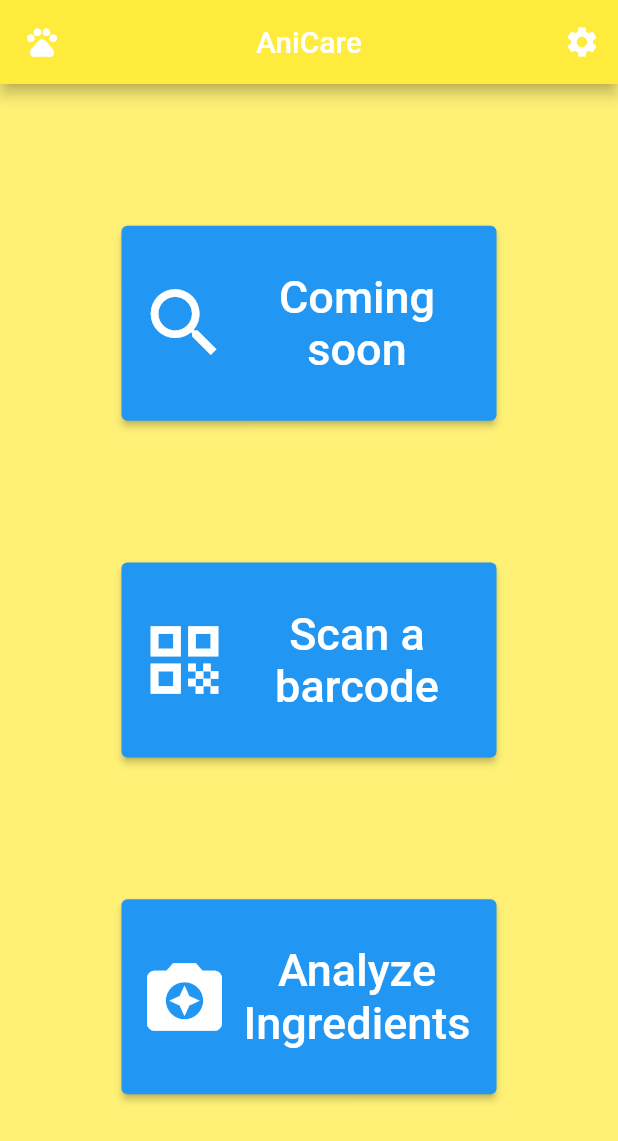
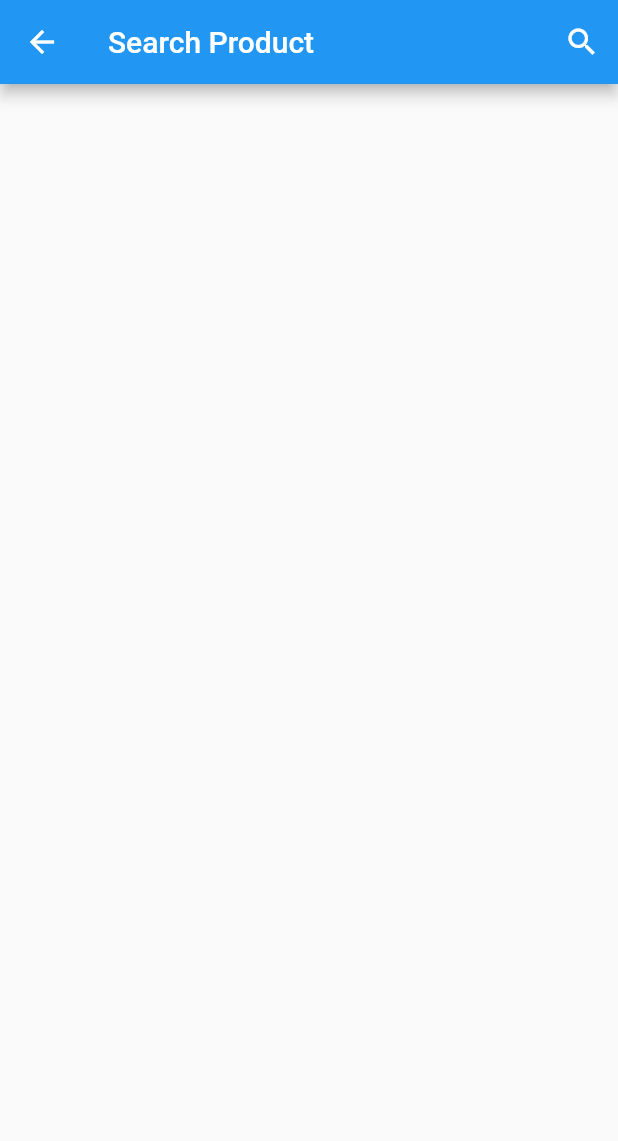
Before and after one commit to DBCare/anicare_frontend, a Flutter app: the screen it shows after launch, after a tap on "Search a product", on a phone screen of 412 x 824 dp. Shown: the top 1141 px of the screen. Run offline on Flutter 3.47's test engine with Material 2 defaults, Android fonts, the phone set to English and light mode, and no system bars; missing offline and left inert: flutter_barcode_scanner.

Commit message:
Initial search page
Dummy search page is creaated (will be improved)

```diff
--- a/lib/main.dart
+++ b/lib/main.dart
@@ -1,11 +1,13 @@
 import 'package:flutter/material.dart';
 import 'package:untitled/pages/home.dart';
 import 'package:untitled/pages/barcode_results.dart';
+import 'package:untitled/pages/search_product.dart';
 void main() => runApp(MaterialApp(
   initialRoute: '/home',
   routes: {
     //'/': (context) => Loading(),
     '/home': (context) => Home(),
-    '/barcode' : (context) => BarcodeResults()
+    '/barcode' : (context) => BarcodeResults(),
+    '/search_product' : (context) => SearchProduct(),
   }
 ));
--- a/lib/pages/home.dart
+++ b/lib/pages/home.dart
@@ -108,9 +108,7 @@ class _HomeState extends State<Home> {
               height: 130,
               child: ElevatedButton.icon(
                 onPressed: (){
-                  setState(() {
-                    searchText = 'Coming soon';
-                  });
+                  Navigator.pushNamed(context, '/search_product');
                 },
                 icon: const Icon(Icons.search, size: 60),
                 label: Text(searchText,
--- /dev/null
+++ b/lib/pages/search_product.dart
@@ -0,0 +1,115 @@
+import 'package:flutter/material.dart';
+
+
+class SearchProduct extends StatefulWidget {
+  const SearchProduct({Key? key}) : super(key: key);
+
+  @override
+  State<SearchProduct> createState() => _SearchProductState();
+}
+
+class _SearchProductState extends State<SearchProduct> {
+  @override
+  Widget build(BuildContext context) {
+    return Scaffold(
+      appBar: AppBar(
+        title: Text("Search Product"),
+        actions: <Widget>[
+          IconButton(
+              onPressed: (){
+                showSearch(context: context, delegate: DataSearch());
+              },
+              icon: const Icon(Icons.search))
+        ],
+      ),
+    );
+  }
+}
+
+class DataSearch extends SearchDelegate<String>{
+  final products = [
+    "Ekmek",
+    "Süt",
+    "Yumurta",
+    "Patlıcan Kebabı",
+    "Domates",
+    "Beyti",
+    "Reçel",
+    "Tahin",
+    "Adana",
+    "Urfa",
+  ];
+
+  final suggestedProducts = [
+    "Patlıcan Kebabı",
+    "Beyti",
+    "Adana",
+    "Urfa",
+  ];
+  String searchResult = "";
+  @override
+  List<Widget>? buildActions(BuildContext context) {
+    return [
+      IconButton(onPressed: (){
+        query = "";
+      }, icon: Icon(Icons.clear))
+    ];
+  }
+
+  @override
+  Widget? buildLeading(BuildContext context) {
+    return IconButton(
+        onPressed: () {
+          close(context,"");
+        },
+        icon: AnimatedIcon(
+          icon: AnimatedIcons.menu_arrow,
+          progress: transitionAnimation,
+        )
+    );
+  }
+
+  @override
+  Widget buildResults(BuildContext context) {
+    return Center(
+      child: Card(
+        color: Colors.red,
+        shape: RoundedRectangleBorder(
+          borderRadius: BorderRadius.circular(50),
+        ),
+        child: SizedBox(
+          width: 300,
+          height: 200,
+          child: Center(child: Text(searchResult)),
+        )
+      ),
+    );
+  }
+
+  @override
+  Widget buildSuggestions(BuildContext context) {
+    final suggestionList = query.isEmpty
+        ?suggestedProducts
+        :products.where((p) => p.startsWith(query)).toList();
+    return ListView.builder(
+      itemBuilder: (context,index) => ListTile(
+        onTap: (){
+          searchResult = suggestionList[index];
+          showResults(context);
+        },
+        leading: Icon(Icons.location_city),
+        title: RichText(text: TextSpan(
+          text: suggestionList[index].substring(0,query.length),
+          style: TextStyle(color: Colors.black, fontWeight: FontWeight.bold),
+          children: [TextSpan(
+            text : suggestionList[index].substring(query.length),
+            style: TextStyle(color: Colors.grey),
+          )]
+        )
+        ),
+    ),
+      itemCount: suggestionList.length,
+    );
+  }
+
+}
```
Also changed, not shown: lib/pages/barcode_results.dart (+11 -0 lines), 1 other file.
